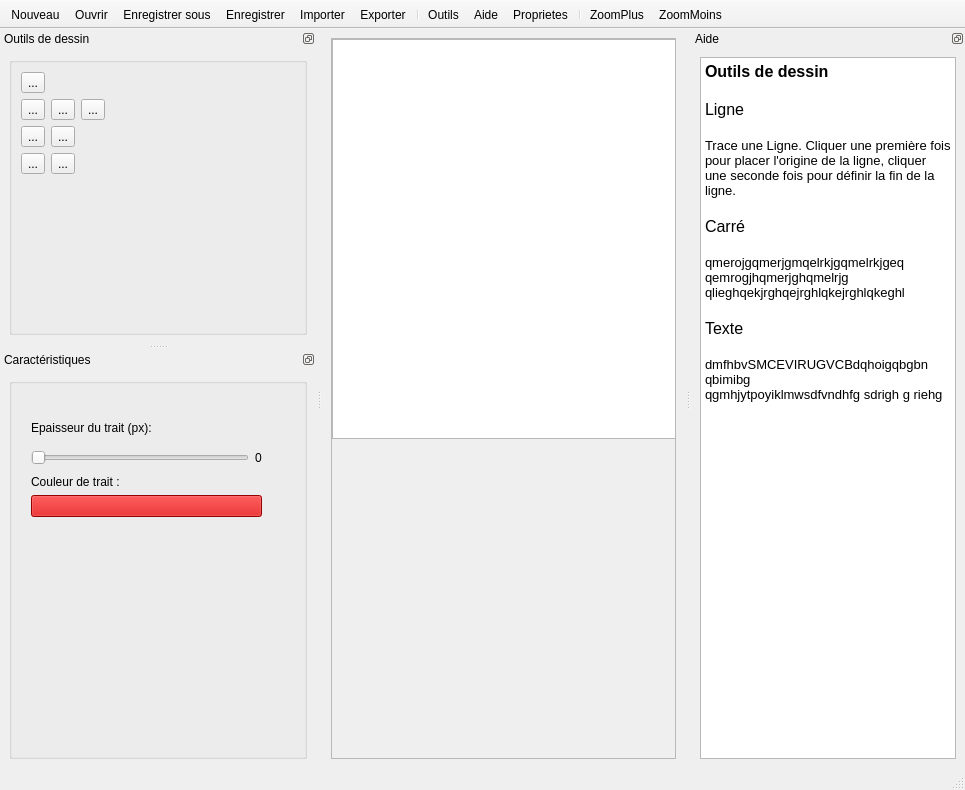
First picture: the form in mainwindow.ui, repository BARRY-JN/M1---vectorial-draw-application, before the edit.
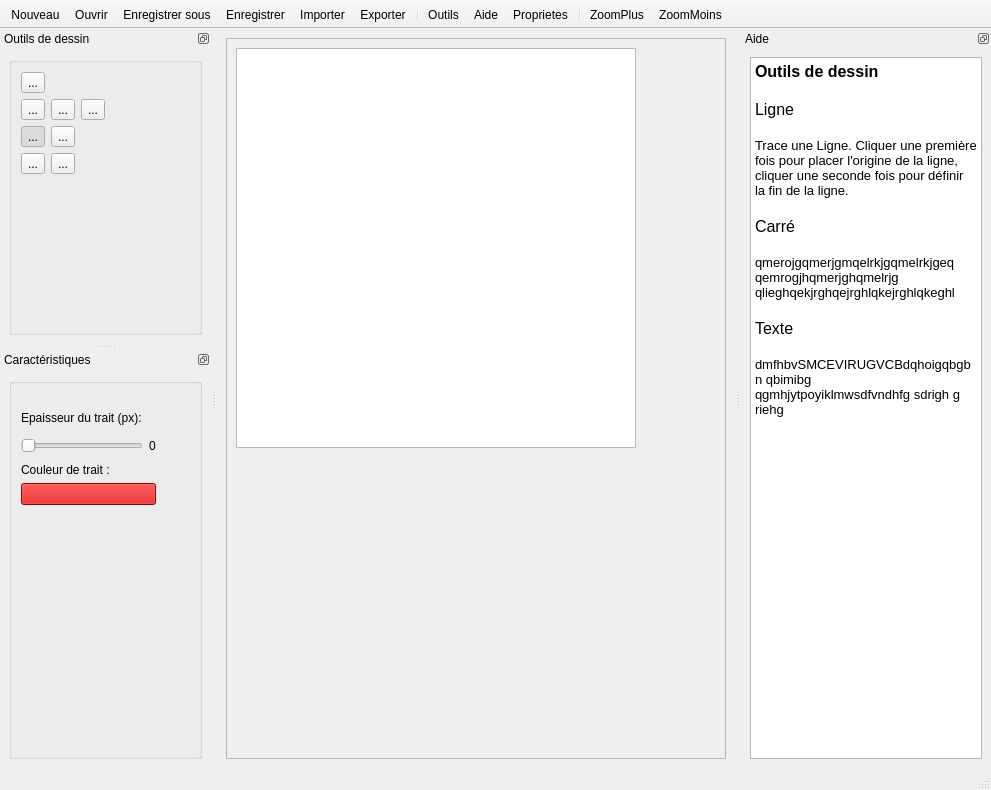
Second picture: the form after the edit. The open tabs and pages were chosen to show the change. Icons and pictures are not drawn. Custom widgets are drawn as their Qt base class.

Patch:
```diff
--- a/mainwindow.ui
+++ b/mainwindow.ui
@@ -17,12 +17,30 @@
    <bool>false</bool>
   </property>
   <widget class="QWidget" name="centralwidget">
-   <layout class="QGridLayout" name="gridLayout_6">
+   <layout class="QGridLayout" name="gridLayout_7">
     <item row="0" column="0">
      <widget class="QScrollArea" name="scrollArea">
+      <property name="sizePolicy">
+       <sizepolicy hsizetype="Expanding" vsizetype="Expanding">
+        <horstretch>0</horstretch>
+        <verstretch>0</verstretch>
+       </sizepolicy>
+      </property>
+      <property name="minimumSize">
+       <size>
+        <width>500</width>
+        <height>500</height>
+       </size>
+      </property>
       <property name="autoFillBackground">
        <bool>false</bool>
       </property>
+      <property name="verticalScrollBarPolicy">
+       <enum>Qt::ScrollBarAsNeeded</enum>
+      </property>
+      <property name="sizeAdjustPolicy">
+       <enum>QAbstractScrollArea::AdjustToContents</enum>
+      </property>
       <property name="widgetResizable">
        <bool>true</bool>
       </property>
@@ -31,22 +49,37 @@
         <rect>
          <x>0</x>
          <y>0</y>
-         <width>349</width>
-         <height>709</height>
+         <width>498</width>
+         <height>706</height>
         </rect>
        </property>
        <widget class="drawZone" name="drawzone">
         <property name="geometry">
          <rect>
-          <x>0</x>
-          <y>0</y>
+          <x>9</x>
+          <y>9</y>
           <width>400</width>
           <height>400</height>
          </rect>
         </property>
+        <property name="minimumSize">
+         <size>
+          <width>400</width>
+          <height>400</height>
+         </size>
+        </property>
         <property name="autoFillBackground">
          <bool>true</bool>
         </property>
+        <property name="verticalScrollBarPolicy">
+         <enum>Qt::ScrollBarAlwaysOff</enum>
+        </property>
+        <property name="horizontalScrollBarPolicy">
+         <enum>Qt::ScrollBarAlwaysOff</enum>
+        </property>
+        <property name="sizeAdjustPolicy">
+         <enum>QAbstractScrollArea::AdjustToContents</enum>
+        </property>
        </widget>
       </widget>
      </widget>
@@ -324,6 +357,9 @@
               <property name="checkable">
                <bool>true</bool>
               </property>
+              <property name="checked">
+               <bool>true</bool>
+              </property>
               <property name="autoExclusive">
                <bool>true</bool>
               </property>
@@ -598,24 +634,33 @@
            </widget>
           </widget>
           <widget class="QWidget" name="page_2">
+           <property name="sizePolicy">
+            <sizepolicy hsizetype="Expanding" vsizetype="Expanding">
+             <horstretch>0</horstretch>
+             <verstretch>0</verstretch>
+            </sizepolicy>
+           </property>
            <widget class="QWidget" name="layoutWidget">
             <property name="geometry">
              <rect>
-              <x>10</x>
-              <y>10</y>
-              <width>231</width>
-              <height>101</height>
+              <x>0</x>
+              <y>0</y>
+              <width>135</width>
+              <height>99</height>
              </rect>
             </property>
-            <layout class="QVBoxLayout" name="verticalLayout_8">
-             <item>
+            <layout class="QGridLayout" name="gridLayout_6">
+             <property name="sizeConstraint">
+              <enum>QLayout::SetDefaultConstraint</enum>
+             </property>
+             <item row="0" column="0">
               <widget class="QLabel" name="label_4">
                <property name="text">
                 <string>Epaisseur du trait (px):</string>
                </property>
               </widget>
              </item>
-             <item>
+             <item row="1" column="0">
               <layout class="QHBoxLayout" name="horizontalLayout_8">
                <item>
                 <widget class="QSlider" name="horizontalSlider_2">
@@ -639,7 +684,7 @@
                </item>
               </layout>
              </item>
-             <item>
+             <item row="2" column="0">
               <layout class="QVBoxLayout" name="verticalLayout_9">
                <item>
                 <widget class="QLabel" name="label_5">
@@ -659,6 +704,12 @@
                  <property name="text">
                   <string/>
                  </property>
+                 <property name="default">
+                  <bool>false</bool>
+                 </property>
+                 <property name="flat">
+                  <bool>false</bool>
+                 </property>
                 </widget>
                </item>
               </layout>
@@ -806,23 +857,23 @@
         <string>&lt;!DOCTYPE HTML PUBLIC &quot;-//W3C//DTD HTML 4.0//EN&quot; &quot;http://www.w3.org/TR/REC-html40/strict.dtd&quot;&gt;
 &lt;html&gt;&lt;head&gt;&lt;meta name=&quot;qrichtext&quot; content=&quot;1&quot; /&gt;&lt;style type=&quot;text/css&quot;&gt;
 p, li { white-space: pre-wrap; }
-&lt;/style&gt;&lt;/head&gt;&lt;body style=&quot; font-family:'Ubuntu'; font-size:10pt; font-weight:400; font-style:normal;&quot;&gt;
+&lt;/style&gt;&lt;/head&gt;&lt;body style=&quot; font-family:'MS Shell Dlg 2'; font-size:7.8pt; font-weight:400; font-style:normal;&quot;&gt;
 &lt;p style=&quot; margin-top:0px; margin-bottom:0px; margin-left:0px; margin-right:0px; -qt-block-indent:0; text-indent:0px;&quot;&gt;&lt;span style=&quot; font-family:'MS Shell Dlg 2'; font-size:12pt; font-weight:600;&quot;&gt;Outils de dessin&lt;/span&gt;&lt;/p&gt;
 &lt;p style=&quot;-qt-paragraph-type:empty; margin-top:0px; margin-bottom:0px; margin-left:0px; margin-right:0px; -qt-block-indent:0; text-indent:0px; font-family:'MS Shell Dlg 2'; font-size:12pt; font-weight:600;&quot;&gt;&lt;br /&gt;&lt;/p&gt;
 &lt;p style=&quot; margin-top:0px; margin-bottom:0px; margin-left:0px; margin-right:0px; -qt-block-indent:0; text-indent:0px;&quot;&gt;&lt;span style=&quot; font-family:'MS Shell Dlg 2'; font-size:12pt;&quot;&gt;Ligne&lt;/span&gt;&lt;/p&gt;
 &lt;p style=&quot;-qt-paragraph-type:empty; margin-top:0px; margin-bottom:0px; margin-left:0px; margin-right:0px; -qt-block-indent:0; text-indent:0px; font-family:'MS Shell Dlg 2'; font-size:12pt; font-weight:600;&quot;&gt;&lt;br /&gt;&lt;/p&gt;
-&lt;p style=&quot; margin-top:0px; margin-bottom:0px; margin-left:0px; margin-right:0px; -qt-block-indent:0; text-indent:0px;&quot;&gt;&lt;span style=&quot; font-family:'MS Shell Dlg 2';&quot;&gt;Trace une Ligne. Cliquer une première fois pour placer l'origine de la ligne, cliquer une seconde fois pour définir la fin de la ligne.&lt;/span&gt;&lt;/p&gt;
+&lt;p style=&quot; margin-top:0px; margin-bottom:0px; margin-left:0px; margin-right:0px; -qt-block-indent:0; text-indent:0px;&quot;&gt;&lt;span style=&quot; font-family:'MS Shell Dlg 2'; font-size:10pt;&quot;&gt;Trace une Ligne. Cliquer une première fois pour placer l'origine de la ligne, cliquer une seconde fois pour définir la fin de la ligne.&lt;/span&gt;&lt;/p&gt;
 &lt;p style=&quot;-qt-paragraph-type:empty; margin-top:0px; margin-bottom:0px; margin-left:0px; margin-right:0px; -qt-block-indent:0; text-indent:0px; font-family:'MS Shell Dlg 2'; font-size:12pt; font-weight:600;&quot;&gt;&lt;br /&gt;&lt;/p&gt;
 &lt;p style=&quot; margin-top:0px; margin-bottom:0px; margin-left:0px; margin-right:0px; -qt-block-indent:0; text-indent:0px;&quot;&gt;&lt;span style=&quot; font-family:'MS Shell Dlg 2'; font-size:12pt;&quot;&gt;Carré&lt;/span&gt;&lt;/p&gt;
 &lt;p style=&quot;-qt-paragraph-type:empty; margin-top:0px; margin-bottom:0px; margin-left:0px; margin-right:0px; -qt-block-indent:0; text-indent:0px; font-family:'MS Shell Dlg 2'; font-size:12pt;&quot;&gt;&lt;br /&gt;&lt;/p&gt;
-&lt;p style=&quot; margin-top:0px; margin-bottom:0px; margin-left:0px; margin-right:0px; -qt-block-indent:0; text-indent:0px;&quot;&gt;&lt;span style=&quot; font-family:'MS Shell Dlg 2';&quot;&gt;qmerojgqmerjgmqelrkjgqmelrkjgeq&lt;/span&gt;&lt;/p&gt;
-&lt;p style=&quot; margin-top:0px; margin-bottom:0px; margin-left:0px; margin-right:0px; -qt-block-indent:0; text-indent:0px;&quot;&gt;&lt;span style=&quot; font-family:'MS Shell Dlg 2';&quot;&gt;qemrogjhqmerjghqmelrjg&lt;/span&gt;&lt;/p&gt;
-&lt;p style=&quot; margin-top:0px; margin-bottom:0px; margin-left:0px; margin-right:0px; -qt-block-indent:0; text-indent:0px;&quot;&gt;&lt;span style=&quot; font-family:'MS Shell Dlg 2';&quot;&gt;qlieghqekjrghqejrghlqkejrghlqkeghl&lt;/span&gt;&lt;/p&gt;
+&lt;p style=&quot; margin-top:0px; margin-bottom:0px; margin-left:0px; margin-right:0px; -qt-block-indent:0; text-indent:0px;&quot;&gt;&lt;span style=&quot; font-family:'MS Shell Dlg 2'; font-size:10pt;&quot;&gt;qmerojgqmerjgmqelrkjgqmelrkjgeq&lt;/span&gt;&lt;/p&gt;
+&lt;p style=&quot; margin-top:0px; margin-bottom:0px; margin-left:0px; margin-right:0px; -qt-block-indent:0; text-indent:0px;&quot;&gt;&lt;span style=&quot; font-family:'MS Shell Dlg 2'; font-size:10pt;&quot;&gt;qemrogjhqmerjghqmelrjg&lt;/span&gt;&lt;/p&gt;
+&lt;p style=&quot; margin-top:0px; margin-bottom:0px; margin-left:0px; margin-right:0px; -qt-block-indent:0; text-indent:0px;&quot;&gt;&lt;span style=&quot; font-family:'MS Shell Dlg 2'; font-size:10pt;&quot;&gt;qlieghqekjrghqejrghlqkejrghlqkeghl&lt;/span&gt;&lt;/p&gt;
 &lt;p style=&quot;-qt-paragraph-type:empty; margin-top:0px; margin-bottom:0px; margin-left:0px; margin-right:0px; -qt-block-indent:0; text-indent:0px; font-family:'MS Shell Dlg 2'; font-size:12pt; font-weight:600;&quot;&gt;&lt;br /&gt;&lt;/p&gt;
 &lt;p style=&quot; margin-top:0px; margin-bottom:0px; margin-left:0px; margin-right:0px; -qt-block-indent:0; text-indent:0px;&quot;&gt;&lt;span style=&quot; font-family:'MS Shell Dlg 2'; font-size:12pt;&quot;&gt;Texte&lt;/span&gt;&lt;/p&gt;
 &lt;p style=&quot;-qt-paragraph-type:empty; margin-top:0px; margin-bottom:0px; margin-left:0px; margin-right:0px; -qt-block-indent:0; text-indent:0px; font-family:'MS Shell Dlg 2'; font-size:12pt;&quot;&gt;&lt;br /&gt;&lt;/p&gt;
-&lt;p style=&quot; margin-top:0px; margin-bottom:0px; margin-left:0px; margin-right:0px; -qt-block-indent:0; text-indent:0px;&quot;&gt;&lt;span style=&quot; font-family:'MS Shell Dlg 2';&quot;&gt;dmfhbvSMCEVIRUGVCBdqhoigqbgbn qbimibg&lt;/span&gt;&lt;/p&gt;
-&lt;p style=&quot; margin-top:0px; margin-bottom:0px; margin-left:0px; margin-right:0px; -qt-block-indent:0; text-indent:0px;&quot;&gt;&lt;span style=&quot; font-family:'MS Shell Dlg 2';&quot;&gt;qgmhjytpoyiklmwsdfvndhfg sdrigh g riehg&lt;/span&gt;&lt;/p&gt;&lt;/body&gt;&lt;/html&gt;</string>
+&lt;p style=&quot; margin-top:0px; margin-bottom:0px; margin-left:0px; margin-right:0px; -qt-block-indent:0; text-indent:0px;&quot;&gt;&lt;span style=&quot; font-family:'MS Shell Dlg 2'; font-size:10pt;&quot;&gt;dmfhbvSMCEVIRUGVCBdqhoigqbgbn qbimibg&lt;/span&gt;&lt;/p&gt;
+&lt;p style=&quot; margin-top:0px; margin-bottom:0px; margin-left:0px; margin-right:0px; -qt-block-indent:0; text-indent:0px;&quot;&gt;&lt;span style=&quot; font-family:'MS Shell Dlg 2'; font-size:10pt;&quot;&gt;qgmhjytpoyiklmwsdfvndhfg sdrigh g riehg&lt;/span&gt;&lt;/p&gt;&lt;/body&gt;&lt;/html&gt;</string>
        </property>
       </widget>
      </item>
```
Left out of the diff: 34 changed lines with no effect on the pictures.
